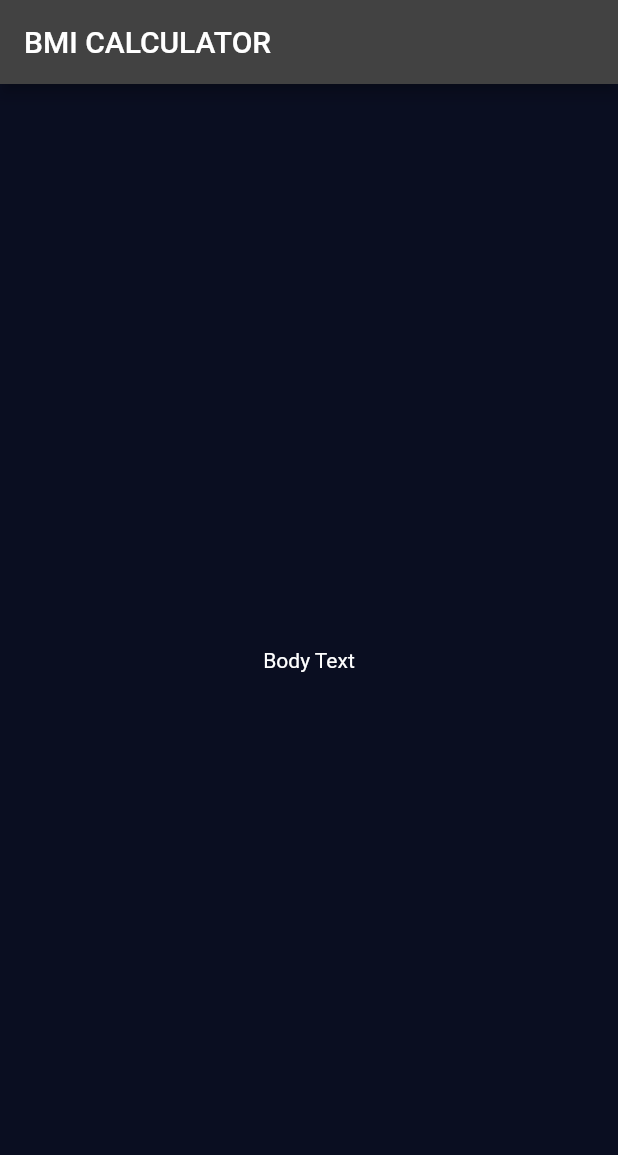
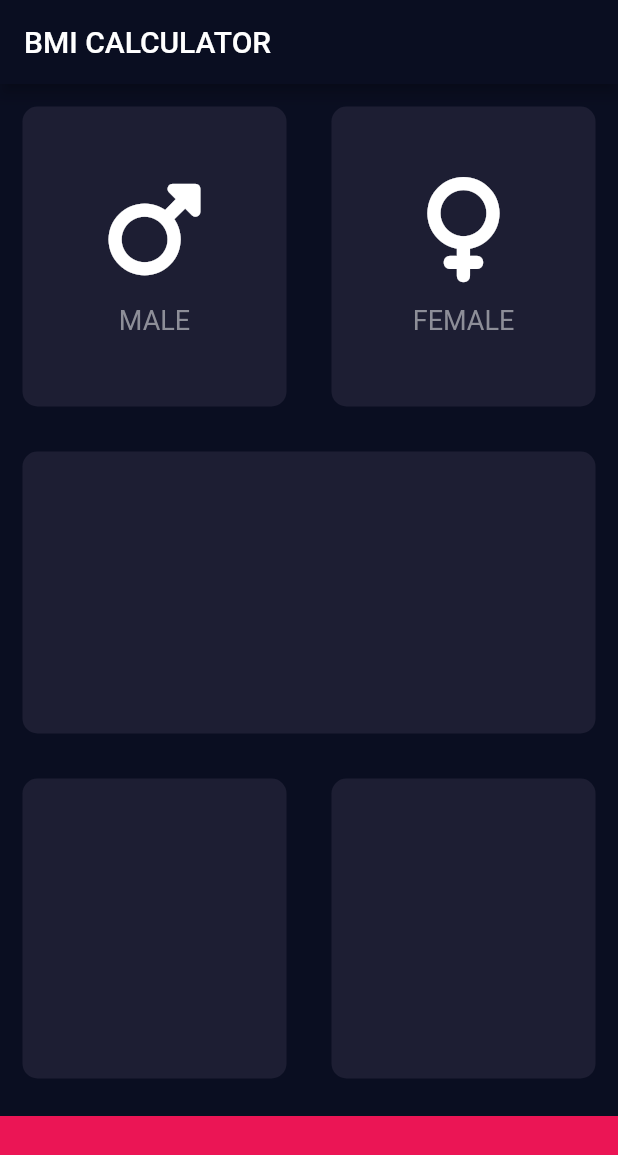
Before and after one commit to seunghonice/bmi_calculator_flutter, a Flutter app: the screen it shows after launch, on a phone screen of 412 x 824 dp. Shown: the top 1155 px of the screen. Run offline on Flutter 3.47's test engine with Material 2 defaults, Android fonts, the phone set to English and light mode, and no system bars; our stand-ins replace font_awesome_flutter.

Commit message:
feat: create input_page and icon_content base

```diff
--- a/analysis_options.yaml
+++ b/analysis_options.yaml
@@ -25,6 +25,7 @@ linter:
      avoid_print: false  # Uncomment to disable the `avoid_print` rule
      prefer_single_quotes: true  # Uncomment to enable the `prefer_single_quotes` rule
      prefer_const_constructors: false
+     prefer_const_declarations: false
 
 # Additional information about this file can be found at
 # https://dart.dev/guides/language/analysis-options
--- /dev/null
+++ b/lib/icon_content.dart
@@ -0,0 +1,30 @@
+import 'package:flutter/material.dart';
+
+const textStyle = TextStyle(
+  fontSize: 18,
+  color: Color(0xFF8D8E98),
+);
+
+class IconContent extends StatelessWidget {
+  final IconData icon;
+  final String label;
+
+  IconContent({required this.icon, required this.label});
+
+  @override
+  Widget build(BuildContext context) {
+    return Column(
+      mainAxisAlignment: MainAxisAlignment.center,
+      children: [
+        Icon(
+          icon,
+          size: 70,
+        ),
+        SizedBox(
+          height: 15,
+        ),
+        Text(label, style: textStyle)
+      ],
+    );
+  }
+}
--- /dev/null
+++ b/lib/input_page.dart
@@ -0,0 +1,76 @@
+import 'package:bmi_calculator_flutter/icon_content.dart';
+import 'package:flutter/material.dart';
+import 'package:font_awesome_flutter/font_awesome_flutter.dart';
+
+const bottomContainerHeight = 80.0;
+const activeCardColor = Color(0xFF1D1E33);
+const bottomContainerColor = Color(0xFFEB1555);
+
+class InputPage extends StatefulWidget {
+  const InputPage({Key? key}) : super(key: key);
+
+  @override
+  State<InputPage> createState() => _InputPageState();
+}
+
+class _InputPageState extends State<InputPage> {
+  @override
+  Widget build(BuildContext context) {
+    return Scaffold(
+      appBar: AppBar(
+        title: Text('BMI CALCULATOR'),
+      ),
+      body: Column(children: [
+        Row(children: [
+          ReusableCard(
+            color: Color(0xFF1d1E33),
+            cardChild: IconContent(
+              icon: FontAwesomeIcons.mars,
+              label: 'MALE',
+            ),
+          ),
+          ReusableCard(
+            color: Color(0xFF1d1E33),
+            cardChild: IconContent(
+              icon: FontAwesomeIcons.venus,
+              label: 'FEMALE',
+            ),
+          ),
+        ]),
+        ReusableCard(color: Color(0xFF1d1E33)),
+        Row(children: [
+          ReusableCard(color: Color(0xFF1d1E33)),
+          ReusableCard(color: Color(0xFF1d1E33)),
+        ]),
+        Container(
+          color: bottomContainerColor,
+          width: double.infinity,
+          margin: EdgeInsets.only(top: 10),
+          height: bottomContainerHeight,
+        )
+      ]),
+    );
+  }
+}
+
+class ReusableCard extends StatelessWidget {
+  ReusableCard({required this.color, this.cardChild});
+
+  final Color color;
+  final Widget? cardChild;
+
+  @override
+  Widget build(BuildContext context) {
+    return Expanded(
+      child: Container(
+        height: 200.0,
+        margin: EdgeInsets.all(15),
+        decoration: BoxDecoration(
+          borderRadius: BorderRadius.circular(10.0),
+          color: color,
+        ),
+        child: cardChild,
+      ),
+    );
+  }
+}
--- a/lib/main.dart
+++ b/lib/main.dart
@@ -1,4 +1,6 @@
 import 'package:flutter/material.dart';
+
+import 'input_page.dart';
 
 void main() {
   runApp(BMICalculator());
@@ -13,38 +15,11 @@ class BMICalculator extends StatelessWidget {
       theme: ThemeData.dark().copyWith(
         primaryColor: Color(0xFF0A0E21),
         scaffoldBackgroundColor: Color(0xFF0A0E21),
+        appBarTheme: AppBarTheme(
+          backgroundColor: Color(0xFF0A0E21),
+        ),
       ),
       home: InputPage(),
     );
   }
 }
-
-class InputPage extends StatefulWidget {
-  const InputPage({Key? key}) : super(key: key);
-
-  @override
-  State<InputPage> createState() => _InputPageState();
-}
-
-class _InputPageState extends State<InputPage> {
-  @override
-  Widget build(BuildContext context) {
-    return Scaffold(
-      appBar: AppBar(
-        title: Text('BMI CALCULATOR'),
-      ),
-      body: Center(
-        child: Text('Body Text'),
-      ),
-    );
-  }
-}
-
-class MyTheme extends StatelessWidget {
-  const MyTheme({Key? key}) : super(key: key);
-
-  @override
-  Widget build(BuildContext context) {
-    return Container();
-  }
-}
--- a/pubspec.yaml
+++ b/pubspec.yaml
@@ -34,6 +34,7 @@ dependencies:
   # The following adds the Cupertino Icons font to your application.
   # Use with the CupertinoIcons class for iOS style icons.
   cupertino_icons: ^1.0.2
+  font_awesome_flutter: ^10.1.0
 
 dev_dependencies:
   flutter_test:
```
Also changed, not shown: pubspec.lock.
